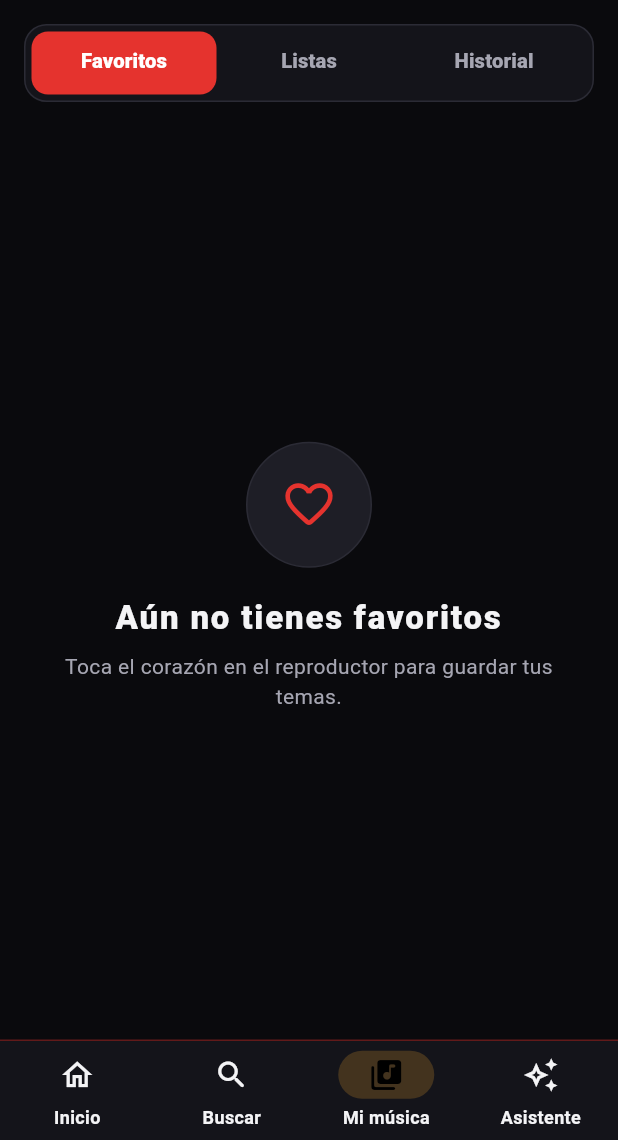
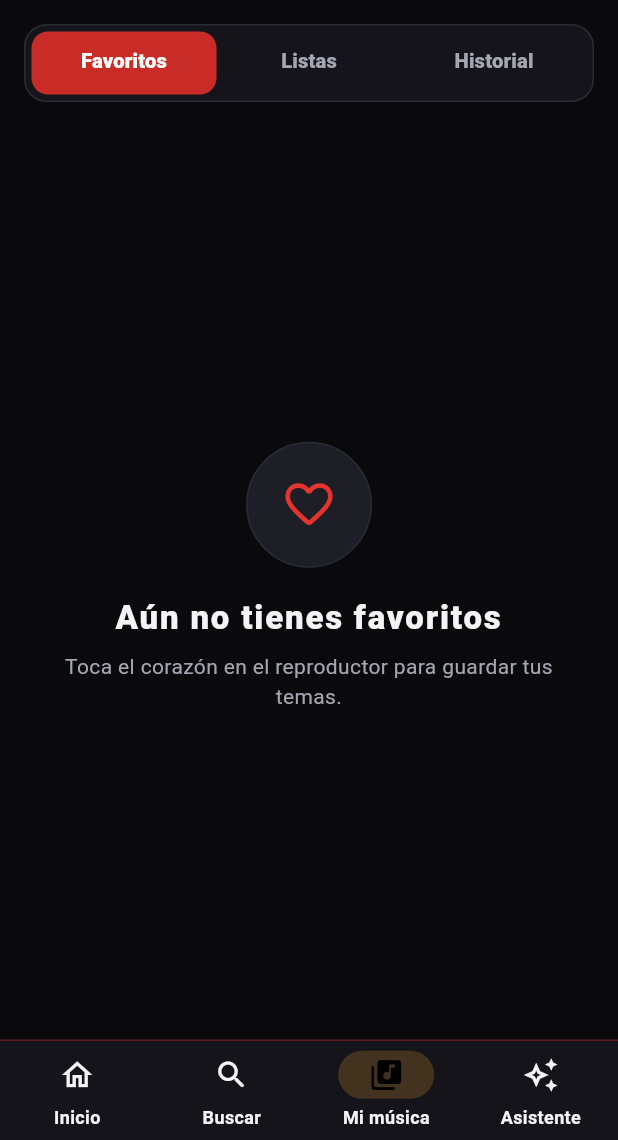
Before and after one commit to hossa2016/rockplay-ia, a Flutter app: the screen it shows after launch, item 3 of the bottom bar chosen, on a phone screen of 412 x 824 dp, the part 96-1236 px from its top. Run offline on Flutter 3.47's test engine with Material 3 defaults, Android fonts, the phone set to English and light mode, and no system bars; our stand-ins replace audio_service, just_audio, permission_handler, rxdart, shared_preferences, webview_flutter and 1 more; missing offline and left inert: audio_session, flutter_inappwebview, webview_flutter_android, youtube_explode_dart; network calls fail.

Commit message:
Diseño paso 1: rojo con mejor contraste en botones, Ver historial abre el historial, Hard rock sin naranja
Co-Authored-By: Claude Sonnet 5.5 <noreply@anthropic.com>
Claude-Session: https://claude.ai/code/session_01D8asjfwzuiLw5L99b4mUwi

```diff
--- a/lib/screens/library_screen.dart
+++ b/lib/screens/library_screen.dart
@@ -246,7 +246,7 @@ class _LibraryScreenState extends State<LibraryScreen> {
   Widget build(BuildContext context) {
     return DefaultTabController(
       length: 3,
-      child: Scaffold(
+      child: _TabJump(child: Scaffold(
         backgroundColor: Colors.transparent,
         body: SafeArea(
           bottom: false,
@@ -287,7 +287,7 @@ class _LibraryScreenState extends State<LibraryScreen> {
                   dividerColor: Colors.transparent,
                   indicatorSize: TabBarIndicatorSize.tab,
                   indicator: BoxDecoration(
-                    color: AppColors.red,
+                    color: AppColors.redBtn,
                     borderRadius: BorderRadius.circular(11),
                   ),
                   labelColor: Colors.white,
@@ -314,7 +314,45 @@ class _LibraryScreenState extends State<LibraryScreen> {
             ],
           ),
         ),
-      ),
+      )),
     );
   }
 }
+
+/// Pide abrir una pestaña de Mi música desde fuera (0 favoritos, 1 listas,
+/// 2 historial).
+final ValueNotifier<int> libraryWantTab = ValueNotifier<int>(-1);
+
+class _TabJump extends StatefulWidget {
+  final Widget child;
+  const _TabJump({required this.child});
+
+  @override
+  State<_TabJump> createState() => _TabJumpState();
+}
+
+class _TabJumpState extends State<_TabJump> {
+  @override
+  void initState() {
+    super.initState();
+    libraryWantTab.addListener(_jump);
+  }
+
+  void _jump() {
+    final i = libraryWantTab.value;
+    if (i < 0) return;
+    libraryWantTab.value = -1;
+    try {
+      DefaultTabController.of(context).animateTo(i);
+    } catch (_) {}
+  }
+
+  @override
+  void dispose() {
+    libraryWantTab.removeListener(_jump);
+    super.dispose();
+  }
+
+  @override
+  Widget build(BuildContext context) => widget.child;
+}
--- a/lib/screens/search_screen.dart
+++ b/lib/screens/search_screen.dart
@@ -144,7 +144,7 @@ class _SearchScreenState extends State<SearchScreen> {
     ['Rock en español', Color(0xFF3A4A8A), Color(0xFF0D1030)],
     ['Heavy metal', Color(0xFF7A1411), Color(0xFF1A1014)],
     ['Rock clásico', Color(0xFF8A5A2A), Color(0xFF241608)],
-    ['Hard rock', Color(0xFFB8420F), Color(0xFF2A1005)],
+    ['Hard rock', Color(0xFF8A2A24), Color(0xFF2A0D0B)],
     ['Punk rock', Color(0xFF2A6F8A), Color(0xFF08202A)],
     ['Rock alternativo', Color(0xFF5A3A8A), Color(0xFF150D30)],
     ['Indie rock', Color(0xFF2A7A5A), Color(0xFF08241A)],
--- a/lib/theme/app_theme.dart
+++ b/lib/theme/app_theme.dart
@@ -9,6 +9,8 @@ class AppColors {
   static const Color surfaceHigh = Color(0xFF1E1E26);
   static const Color outline = Color(0xFF2B2B35);
   static const Color red = Color(0xFFE5332E);
+  /// Rojo para botones con texto blanco (contraste ≥ 4,5:1).
+  static const Color redBtn = Color(0xFFC92B26);
   static const Color redDeep = Color(0xFF7A1411);
   static const Color amber = Color(0xFFFFB02E);
   static const Color text = Color(0xFFF4F4F6);
@@ -113,7 +115,7 @@ class AppTheme {
       ),
       filledButtonTheme: FilledButtonThemeData(
         style: FilledButton.styleFrom(
-          backgroundColor: AppColors.red,
+          backgroundColor: AppColors.redBtn,
           foregroundColor: Colors.white,
           minimumSize: const Size(0, 50),
           padding: const EdgeInsets.symmetric(horizontal: 24),
```
Also changed, not shown: lib/screens/home_screen.dart (+5 -2 lines).
